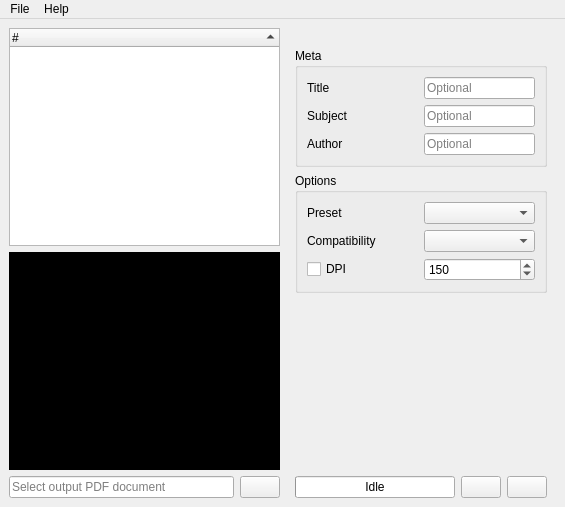
nettstudio/fusepdf, file fusepdf.ui: the form before one commit.
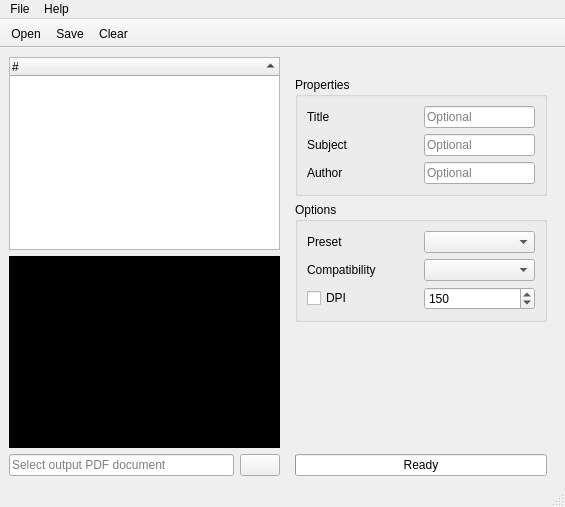
The form after the commit. Icons and pictures are not drawn. Custom widgets are drawn as their Qt base class.

Diff of the .ui file:
```diff
--- a/fusepdf.ui
+++ b/fusepdf.ui
@@ -174,7 +174,7 @@
        <item>
         <widget class="QGroupBox" name="meta">
          <property name="title">
-          <string>Meta</string>
+          <string>Properties</string>
          </property>
          <layout class="QVBoxLayout" name="verticalLayout_3">
           <item>
@@ -330,6 +330,12 @@
         <layout class="QHBoxLayout" name="horizontalLayout_3">
          <item>
           <widget class="QProgressBar" name="progressBar">
+           <property name="sizePolicy">
+            <sizepolicy hsizetype="Expanding" vsizetype="Fixed">
+             <horstretch>0</horstretch>
+             <verstretch>0</verstretch>
+            </sizepolicy>
+           </property>
            <property name="maximum">
             <number>100</number>
            </property>
@@ -340,47 +346,7 @@
             <bool>true</bool>
            </property>
            <property name="format">
-            <string>Idle</string>
-           </property>
-          </widget>
-         </item>
-         <item>
-          <widget class="QPushButton" name="clear">
-           <property name="toolTip">
-            <string>Clear</string>
-           </property>
-           <property name="text">
-            <string/>
-           </property>
-           <property name="icon">
-            <iconset resource="fusepdf.qrc">
-             <normaloff>:/icons/fusepdf-clear.png</normaloff>:/icons/fusepdf-clear.png</iconset>
-           </property>
-           <property name="iconSize">
-            <size>
-             <width>24</width>
-             <height>24</height>
-            </size>
-           </property>
-          </widget>
-         </item>
-         <item>
-          <widget class="QPushButton" name="save">
-           <property name="toolTip">
-            <string>Save to PDF</string>
-           </property>
-           <property name="text">
-            <string/>
-           </property>
-           <property name="icon">
-            <iconset resource="fusepdf.qrc">
-             <normaloff>:/icons/fusepdf-save.png</normaloff>:/icons/fusepdf-save.png</iconset>
-           </property>
-           <property name="iconSize">
-            <size>
-             <width>32</width>
-             <height>32</height>
-            </size>
+            <string>Ready</string>
            </property>
           </widget>
          </item>
@@ -430,6 +396,36 @@
    <addaction name="menuFile"/>
    <addaction name="menuHelp"/>
   </widget>
+  <widget class="QToolBar" name="toolBar">
+   <property name="windowTitle">
+    <string>Tool Bar</string>
+   </property>
+   <property name="movable">
+    <bool>false</bool>
+   </property>
+   <property name="iconSize">
+    <size>
+     <width>24</width>
+     <height>24</height>
+    </size>
+   </property>
+   <property name="toolButtonStyle">
+    <enum>Qt::ToolButtonTextBesideIcon</enum>
+   </property>
+   <property name="floatable">
+    <bool>false</bool>
+   </property>
+   <attribute name="toolBarArea">
+    <enum>TopToolBarArea</enum>
+   </attribute>
+   <attribute name="toolBarBreak">
+    <bool>false</bool>
+   </attribute>
+   <addaction name="actionOpen"/>
+   <addaction name="actionSave"/>
+   <addaction name="actionClear"/>
+  </widget>
+  <widget class="QStatusBar" name="statusBar"/>
   <action name="actionOpen">
    <property name="icon">
     <iconset resource="fusepdf.qrc">
```
Left out of the diff: 22 changed lines with no effect on the pictures.
